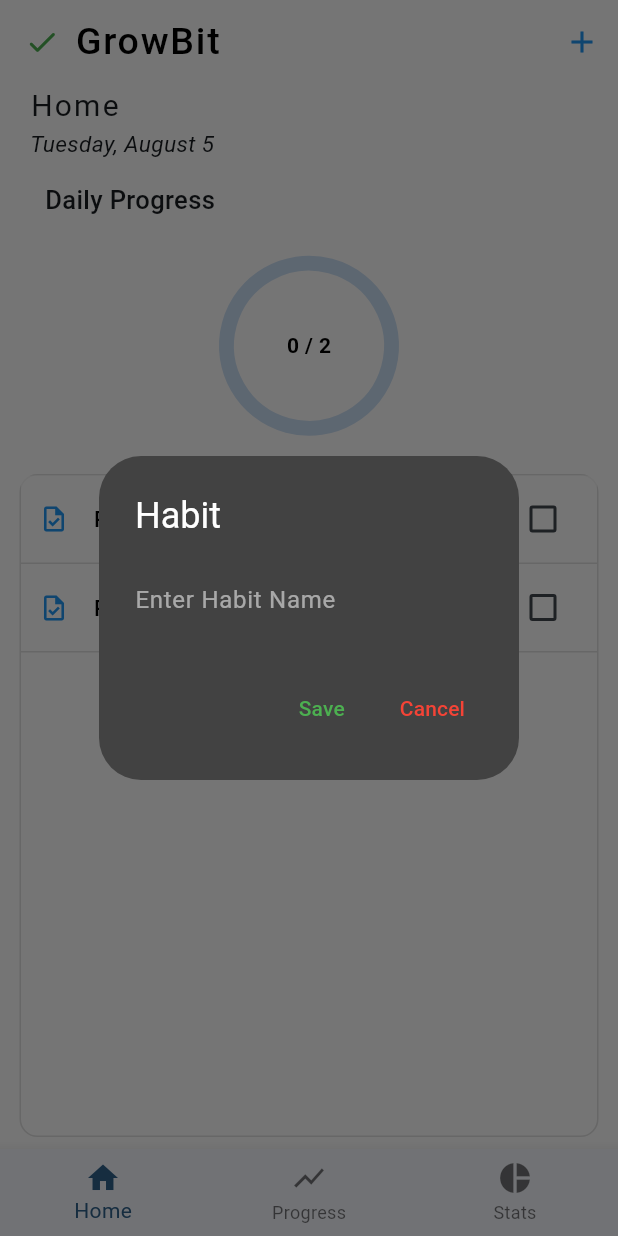
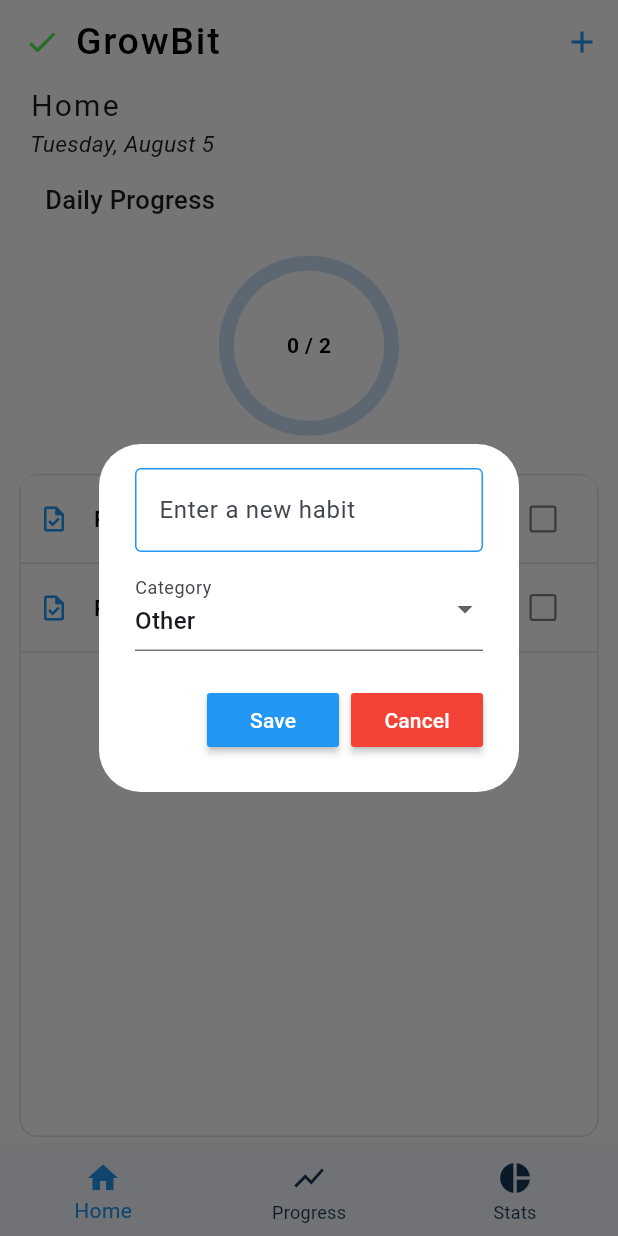
Before and after one commit to TsalemisIasonas/GrowBit, a Flutter app: the screen it shows after launch, after a tap on the "add" icon, on a phone screen of 412 x 824 dp. Run offline on Flutter 3.47's test engine with Material 3 defaults, Android fonts, the phone set to English and light mode, and no system bars; drawn by our look-alikes of fl_chart, flutter_slidable; our stand-ins replace flutter_heatmap_calendar, hive, hive_flutter; accounts and stored records are empty.

Commit message:
added the radart chart, new issues

```diff
--- a/lib/components/habit_tile.dart
+++ b/lib/components/habit_tile.dart
@@ -45,7 +45,8 @@ class HabitTile extends StatelessWidget {
           ),
           child: Container(
             // FIX: Padding inside the container for spacing around the content.
-            padding: const EdgeInsets.symmetric(horizontal: 12.0, vertical: 5.0),
+            padding:
+                const EdgeInsets.symmetric(horizontal: 12.0, vertical: 5.0),
             // FIX: No decoration, no border, no radius.
             decoration: const BoxDecoration(
               color: Colors.white70,
@@ -67,6 +68,11 @@ class HabitTile extends StatelessWidget {
                 Checkbox(
                   value: habitCompleted,
                   onChanged: onChanged,
+                  activeColor: Colors.blue,
+                  checkColor: Colors.white,
+                  side: const BorderSide(
+                      color: Color.fromARGB(255, 131, 129, 129),
+                      width: 1.5),
                 ),
               ],
             ),
--- a/lib/components/my_alert_box.dart
+++ b/lib/components/my_alert_box.dart
@@ -1,36 +1,96 @@
 import 'package:flutter/material.dart';
+import 'package:habit_tracker/constants/category_data.dart';
 
-class MyAlertBox extends StatelessWidget {
+class MyAlertBox extends StatefulWidget {
+  final VoidCallback onCancel;
+  final Function(String habitName, String selectedCategory) onSave;
+  final TextEditingController controller;
+  // FIX: Add optional initial values for editing
+  final String? initialHabitName;
+  final String? initialCategory;
 
-  final TextEditingController controller;
-  final VoidCallback onSave;
-  final VoidCallback onCancel;
+  const MyAlertBox({
+    super.key,
+    required this.controller,
+    required this.onCancel,
+    required this.onSave,
+    this.initialHabitName,
+    this.initialCategory,
+  });
 
-  const MyAlertBox({super.key, required this.controller, required this.onSave, required this.onCancel});
+  @override
+  State<MyAlertBox> createState() => _MyAlertBoxState();
+}
+
+class _MyAlertBoxState extends State<MyAlertBox> {
+  String? _selectedCategory;
+
+  @override
+  void initState() {
+    super.initState();
+    // FIX: Pre-populate the text field and selected category if initial values are provided
+    widget.controller.text = widget.initialHabitName ?? "";
+    _selectedCategory = widget.initialCategory ?? HabitCategory.other.toString().split('.').last;
+  }
 
   @override
   Widget build(BuildContext context) {
     return AlertDialog(
-      title: const Text("Habit", style: TextStyle(color: Colors.white),),
-      backgroundColor: Colors.grey[800],
-      content: TextField(
-        controller: controller,
-        style: const TextStyle(color: Colors.white),
-        decoration: const InputDecoration(
-          border: InputBorder.none,
-          hintText: "Enter Habit Name",
-          hintStyle: TextStyle(color: Colors.white54),
+      backgroundColor: Colors.white,
+      content: SizedBox(
+        height: 120,
+        child: Column(
+          children: [
+            TextField(
+              controller: widget.controller,
+              decoration: const InputDecoration(
+                hintText: "Enter a new habit",
+                enabledBorder: OutlineInputBorder(
+                  borderSide: BorderSide(color: Colors.blue),
+                ),
+                focusedBorder: OutlineInputBorder(
+                  borderSide: BorderSide(color: Colors.blue),
+                ),
+              ),
+            ),
+            const SizedBox(height: 10),
+            DropdownButtonFormField<String>(
+              value: _selectedCategory,
+              decoration: const InputDecoration(labelText: 'Category'),
+              items: HabitCategory.values.map((category) {
+                return DropdownMenuItem<String>(
+                  value: category.toString().split('.').last,
+                  child: Text(categoryData[category]!['name']),
+                );
+              }).toList(),
+              onChanged: (value) {
+                setState(() {
+                  _selectedCategory = value;
+                });
+              },
+            ),
+          ],
         ),
       ),
       actions: [
-        TextButton(
-          onPressed: onSave,
-          child: const Text("Save", style: TextStyle(color: Colors.green)),
+        MaterialButton(
+          onPressed: () {
+            widget.onSave(widget.controller.text, _selectedCategory!);
+          },
+          color: Colors.blue,
+          child: const Text(
+            "Save",
+            style: TextStyle(color: Colors.white),
+          ),
         ),
-        TextButton(
-          onPressed: onCancel,
-          child: const Text("Cancel", style: TextStyle(color: Colors.red)),
-        )
+        MaterialButton(
+          onPressed: widget.onCancel,
+          color: Colors.red,
+          child: const Text(
+            "Cancel",
+            style: TextStyle(color: Colors.white),
+          ),
+        ),
       ],
     );
   }
--- /dev/null
+++ b/lib/components/my_radar_chart.dart
@@ -0,0 +1,60 @@
+import 'package:flutter/material.dart';
+import 'package:fl_chart/fl_chart.dart';
+import 'package:habit_tracker/data/habit_database.dart';
+import 'package:habit_tracker/constants/category_data.dart';
+
+class MyRadarChart extends StatelessWidget {
+  final HabitDatabase db;
+
+  const MyRadarChart({super.key, required this.db});
+
+  @override
+  Widget build(BuildContext context) {
+    final Map<HabitCategory, int> completionData = db.getCategoryCompletionData();
+
+    final int maxCount = completionData.values.isNotEmpty
+        ? completionData.values.reduce((a, b) => a > b ? a : b)
+        : 1;
+
+    return Center(
+      child: SizedBox(
+        width: 150,
+        height: 150,
+        child: RadarChart(
+          RadarChartData(
+            dataSets: [
+              RadarDataSet(
+                fillColor: Colors.blue.withOpacity(0.5),
+                borderColor: Colors.blue,
+                borderWidth: 2,
+                dataEntries: completionData.entries.map((entry) {
+                  return RadarEntry(value: entry.value.toDouble());
+                }).toList(),
+              ),
+            ],
+            // Simplified Titles configuration
+            // titlesData: FlTitlesData(
+            //   radarTitleContent: (angle, entry) {
+            //     final category = HabitCategory.values[entry.index];
+            //     return SideTitleWidget(
+            //       axisSide: AxisSide.top,
+            //       space: 12,
+            //       child: Text(
+            //         categoryData[category]!['name'],
+            //         style: TextStyle(
+            //           color: categoryData[category]!['color'],
+            //           fontWeight: FontWeight.bold,
+            //           fontSize: 14,
+            //         ),
+            //       ),
+            //     );
+            //   },
+            // ),
+            radarShape: RadarShape.polygon,
+            tickCount: maxCount > 0 ? maxCount : 1,
+          ),
+        ),
+      ),
+    );
+  }
+}
--- /dev/null
+++ b/lib/components/overall_graph.dart
@@ -0,0 +1,50 @@
+import 'package:fl_chart/fl_chart.dart';
+import 'package:flutter/material.dart';
+import 'package:habit_tracker/data/habit_database.dart';
+
+class OverallGraph extends StatelessWidget {
+  final HabitDatabase db;
+  const OverallGraph({super.key, required this.db});
+
+  @override
+  Widget build(BuildContext context) {
+    int completed = db.todaysHabitList.where((task) => task[1] == true).length;
+    int remaining = db.todaysHabitList.length - completed;
+    return Padding(
+      padding: const EdgeInsets.only(top: 8.0),
+      child: SizedBox(
+          width: 30,
+          height: 30,
+          child: Stack(
+            alignment: Alignment.center,
+            children: [
+              Text(db.getOverallCompletion(),
+              style: const TextStyle(color: Colors.black, fontSize: 14, fontWeight: FontWeight.w500)),
+              PieChart(
+                PieChartData(
+                  startDegreeOffset: -90,
+                  sectionsSpace: 0,
+                  centerSpaceRadius: 35,
+                  sections: [
+                    PieChartSectionData(
+                      color: Colors.blue,
+                      value: completed.toDouble(),
+                      showTitle: false,
+                      radius: 10,
+                    ),
+                    PieChartSectionData(
+                      color: Color.fromARGB(255,203, 224, 246),
+                      value: remaining.toDouble(),
+                      showTitle: false,
+                      radius: 10,
+                    ),
+                  ],
+                ),
+              ),
+
+            ],
+          ),
+        ),
+    );
+  }
+}
--- /dev/null
+++ b/lib/constants/category_data.dart
@@ -0,0 +1,45 @@
+import 'package:flutter/material.dart';
+
+// Enum for your defined categories
+enum HabitCategory {
+  health,
+  mindfulness,
+  productivity,
+  creative,
+  test,
+  other,
+}
+
+// Map to store category-specific data
+final Map<HabitCategory, Map<String, dynamic>> categoryData = {
+  HabitCategory.health: {
+    'name': 'Health',
+    'icon': Icons.favorite,
+    'color': Colors.red,
+  },
+  HabitCategory.mindfulness: {
+    'name': 'Mindfulness',
+    'icon': Icons.self_improvement,
+    'color': Colors.green,
+  },
+  HabitCategory.productivity: {
+    'name': 'Productivity',
+    'icon': Icons.work,
+    'color': Colors.blue,
+  },
+  HabitCategory.creative: {
+    'name': 'Creative',
+    'icon': Icons.brush,
+    'color': Colors.purple,
+  },
+  HabitCategory.other: {
+    'name': 'Other',
+    'icon': Icons.category,
+    'color': Colors.grey,
+  },
+  HabitCategory.test: {
+    'name': 'Other',
+    'icon': Icons.category,
+    'color': Colors.grey,
+  },
+};
--- a/lib/data/habit_database.dart
+++ b/lib/data/habit_database.dart
@@ -1,20 +1,21 @@
 import 'package:habit_tracker/datetime/date_time.dart';
 import 'package:hive_flutter/hive_flutter.dart';
+import 'package:habit_tracker/constants/category_data.dart'; // Import your new categories file
 
 // reference our box
 final _myBox = Hive.box("Habit_Database");
 
 class HabitDatabase {
-  List todaysHabitList = [];
+  List<List<dynamic>> todaysHabitList = []; // Updated type for clarity
   Map<DateTime, int> heatMapDataSet = {};
 
   // create initial default data
   void createDefaultData() {
     todaysHabitList = [
-      ["Run", false],
-      ["Read", false],
+      // Habits now include a category string
+      ["Run", false, "health"],
+      ["Read", false, "mindfulness"],
     ];
-
     _myBox.put("START_DATE", startDateFormatted());
   }
 
@@ -22,7 +23,7 @@ class HabitDatabase {
   void loadData() {
     // if it's a new day, get habit list from database
     if (_myBox.get(todaysDateFormatted()) == null) {
-      todaysHabitList = _myBox.get("CURRENT_HABIT_LIST");
+      todaysHabitList = _myBox.get("CURRENT_HABIT_LIST")?.cast<List<dynamic>>() ?? [];
       // set all habit completed to false since it's a new day
       for (int i = 0; i < todaysHabitList.length; i++) {
         todaysHabitList[i][1] = false;
@@ -30,7 +31,7 @@ class HabitDatabase {
     }
     // if it's not a new day, load todays list
     else {
-      todaysHabitList = _myBox.get(todaysDateFormatted());
+      todaysHabitList = _myBox.get(todaysDateFormatted())?.cast<List<dynamic>>() ?? [];
     }
   }
 
@@ -83,14 +84,10 @@ class HabitDatabase {
         _myBox.get("PERCENTAGE_SUMMARY_$yyyymmdd") ?? "0.0",
       );
 
-      // split the datetime up like below so it doesn't worry about hours/mins/secs etc.
-
       // year
       int year = startDate.add(Duration(days: i)).year;
-
       // month
       int month = startDate.add(Duration(days: i)).month;
-
       // day
       int day = startDate.add(Duration(days: i)).day;
 
@@ -99,7 +96,52 @@ class HabitDatabase {
       };
 
       heatMapDataSet.addEntries(percentForEachDay.entries);
-      //print(heatMapDataSet);
     }
   }
+
+  // Calculate the overall completion percentage and return it as a double
+  double getOverallCompletionPercentage() {
+    double totalPercentage = 0.0;
+    int dayCount = 0;
+
+    for (final key in _myBox.keys) {
+      if (key.startsWith("PERCENTAGE_SUMMARY_")) {
+        String? percentString = _myBox.get(key);
+        if (percentString != null) {
+          totalPercentage += double.tryParse(percentString) ?? 0.0;
+          dayCount++;
+        }
+      }
+    }
+    if (dayCount == 0) {
+      return 0.0;
+    }
+    return totalPercentage / dayCount;
+  }
+
+  // display the value as a string for UI text
+  String getOverallCompletion() {
+    double overallCompletion = getOverallCompletionPercentage() * 100;
+    return "${overallCompletion.toStringAsFixed(0)}%";
+  }
+
+  // Calculate category completion counts for the radar chart
+  Map<HabitCategory, int> getCategoryCompletionData() {
+    final Map<HabitCategory, int> categoryCounts = {
+      for (var category in HabitCategory.values) category: 0,
+    };
+
+    // Get the universal habit list from the database
+    final List<List<dynamic>> currentHabitList = _myBox.get("CURRENT_HABIT_LIST")?.cast<List<dynamic>>() ?? [];
+
+    for (final habit in currentHabitList) {
+      final String categoryString = habit[2];
+      final HabitCategory category = HabitCategory.values.firstWhere(
+        (e) => e.toString().split('.').last == categoryString,
+        orElse: () => HabitCategory.other,
+      );
+      categoryCounts[category] = (categoryCounts[category] ?? 0) + 1;
+    }
+    return categoryCounts;
+  }
 }
--- a/lib/pages/homepage.dart
+++ b/lib/pages/homepage.dart
@@ -33,38 +33,49 @@ class _HomePageState extends State<HomePage> {
     super.initState();
   }
 
+// Handle a checkbox tap
 void checkBoxTapped(bool? value, int index) {
-  print("Checkbox tapped. Current value: ${db.todaysHabitList[index][1]}");
+  // Use setState to trigger a UI rebuild
+  setState(() {
+    // FIX: Change the type of this variable to List<List<dynamic>>
+    List<List<dynamic>> newTodaysHabitList = List.from(db.todaysHabitList);
 
-  setState(() {
-    List<dynamic> newTodaysHabitList = List.from(db.todaysHabitList);
+    // Update the specific item in the new list
     newTodaysHabitList[index][1] = value;
+
+    // Assign the new list back to the database object
     db.todaysHabitList = newTodaysHabitList;
   });
 
-  print("Value after setState: ${db.todaysHabitList[index][1]}");
+  // Now, update the persistent database
   db.updateDatabase();
 }
 
   final _newHabitNameController = TextEditingController();
 
+// Inside _HomePageState
 void createNewHabit() {
   showDialog(
     context: context,
-      builder: (BuildContext context) {
+    builder: (context) {
       return MyAlertBox(
         controller: _newHabitNameController,
-          onSave: saveNewHabit,
+        // FIX: The onSave callback now accepts the selectedCategory string
+        onSave: (habitName, selectedCategory) {
+          saveNewHabit(habitName, selectedCategory);
+        },
         onCancel: cancelDialogBox,
       );
     },
   );
 }
 
-  void saveNewHabit() {
+// FIX: Update the saveNewHabit function to accept the selectedCategory
+void saveNewHabit(String habitName, String selectedCategory) {
   Navigator.of(context).pop();
   setState(() {
-      db.todaysHabitList.add([_newHabitNameController.text, false]);
+    // FIX: Add the selectedCategory to the new habit list
+    db.todaysHabitList.add([habitName, false, selectedCategory]);
   });
   _newHabitNameController.clear();
   db.updateDatabase();
@@ -77,22 +88,32 @@ void checkBoxTapped(bool? value, int index) {
 
   void openHabitSettings(int index) {
   _newHabitNameController.text = db.todaysHabitList[index][0];
+
   showDialog(
     context: context,
-      builder: (BuildContext context) {
+    builder: (context) {
       return MyAlertBox(
         controller: _newHabitNameController,
-          onSave: () => saveExistingHabit(index),
+        // FIX: Pass the existing habit's name and category to the dialog
+        initialHabitName: db.todaysHabitList[index][0],
+        initialCategory: db.todaysHabitList[index][2],
+        // FIX: The onSave callback now calls the new saveExistingHabit function
+        onSave: (habitName, selectedCategory) {
+          saveExistingHabit(index, habitName, selectedCategory);
+        },
         onCancel: cancelDialogBox,
       );
     },
   );
 }
 
-  void saveExistingHabit(int index) {
+// FIX: The method now accepts the new habit name AND the new category
+void saveExistingHabit(int index, String newHabitName, String newCategory) {
   Navigator.of(context).pop();
   setState(() {
-      db.todaysHabitList[index][0] = _newHabitNameController.text;
+    // FIX: Update both the name (index 0) and the category (index 2)
+    db.todaysHabitList[index][0] = newHabitName;
+    db.todaysHabitList[index][2] = newCategory;
   });
   _newHabitNameController.clear();
   db.updateDatabase();
@@ -124,7 +145,7 @@ void checkBoxTapped(bool? value, int index) {
         db: db,
         myBox: _myBox,
       ),
-      const MyStatsPage(),
+      MyStatsPage(db: db),
     ];
     return Scaffold(
       backgroundColor: backgroundColor,
@@ -134,7 +155,7 @@ void checkBoxTapped(bool? value, int index) {
         actions: [IconButton(onPressed: createNewHabit, icon: const Icon(Icons.add), color: Colors.blue,)],
         title: const Row(
           children: [
-            Icon(Icons.check_rounded, color: Colors.green),
+            Icon(Icons.check_rounded, color: Color.fromARGB(255, 79, 243, 84)),
             SizedBox(width: 10),
             Text(
               "GrowBit",
@@ -160,6 +181,8 @@ void checkBoxTapped(bool? value, int index) {
         ],
         currentIndex: _selectedIndex,
         onTap: _onItemTapped,
+        selectedItemColor: Colors.blue,
+        unselectedItemColor: const Color.fromARGB(255, 22, 57, 88)
       ),
     );
   }
--- a/lib/pages/my_stats_page.dart
+++ b/lib/pages/my_stats_page.dart
@@ -1,7 +1,12 @@
 import 'package:flutter/material.dart';
+import 'package:habit_tracker/components/my_radar_chart.dart';
+import 'package:habit_tracker/components/overall_graph.dart';
+import 'package:habit_tracker/data/habit_database.dart';
 
 class MyStatsPage extends StatelessWidget {
-  const MyStatsPage({super.key});
+
+  const MyStatsPage({super.key, required this.db});
+  final HabitDatabase db;
   @override
   Widget build(BuildContext context) {
     return Column(
@@ -26,7 +31,16 @@ class MyStatsPage extends StatelessWidget {
             ),
           ),
           const SizedBox(height: 50),
-          // Center(child: ProgressGraph(db: db)),
+          Center(child: OverallGraph(db: db),),
+          const Padding(
+            padding: EdgeInsets.only(left: 25.0, top: 55.0),
+            child: Text(
+              "Activity by Category",
+              style: TextStyle(fontSize: 17, fontWeight: FontWeight.w500),
+            ),
+          ),
+          const SizedBox(height: 10,),
+          Center(child: MyRadarChart(db: db))
       ],
     );
   }
--- a/pubspec.yaml
+++ b/pubspec.yaml
@@ -39,7 +39,7 @@ dependencies:
   hive: ^2.2.3
   hive_flutter: ^1.1.0
   flutter_heatmap_calendar: ^1.0.5
-  fl_chart: ^1.0.0
+  fl_chart: ^0.65.0
   intl: ^0.20.2
 
 
```
Also changed, not shown: pubspec.lock. Lines whose indentation alone changed are shown as unchanged.
